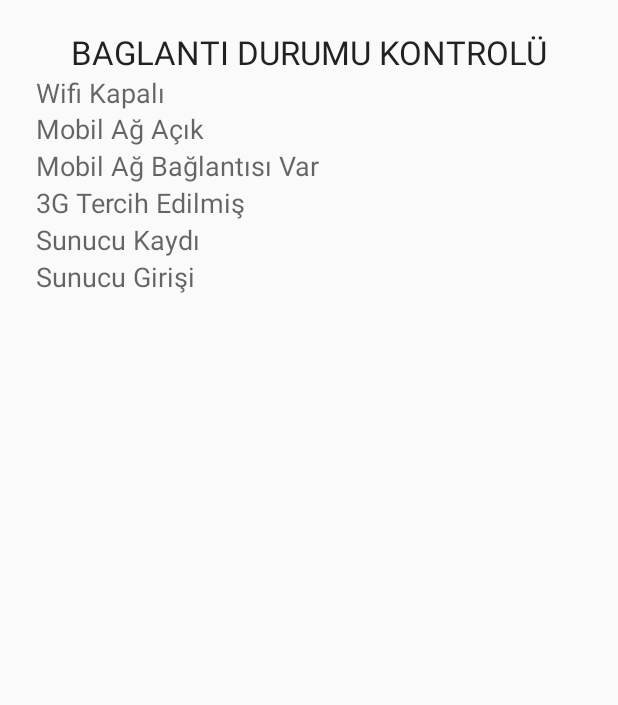
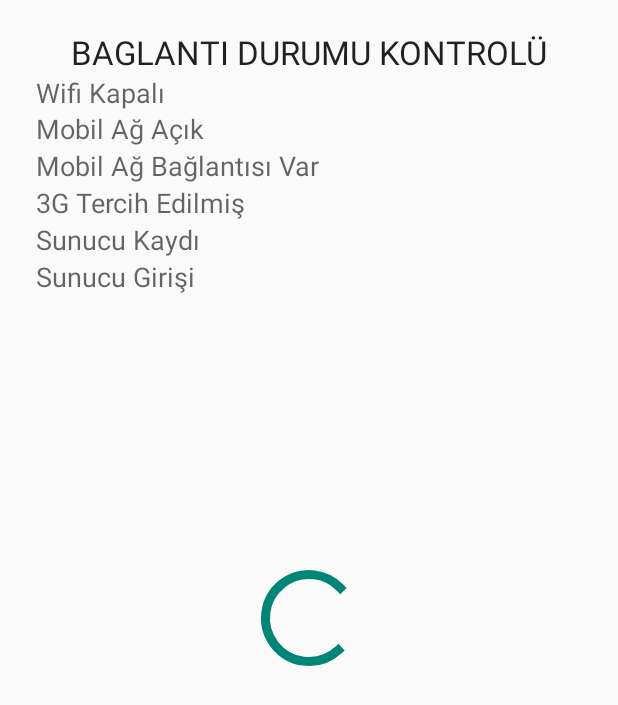
Before and after one commit to onurerden/mkFollowMe, an Android app: the Init2 screen opened directly, with no data from a screen before it, on a phone screen of 412 x 824 dp. Shown: the top 705 px of the screen. Run offline under Robolectric (Android 15) with nearby library versions, the phone set to English and light mode, and no system bars.

Commit message:
ideviceimpl -> hatalarda dönen değer -1 den -10 a çekildi. init -> Kullanıcı Adı girişi ekranı textbox getirildi init2 -> sunucu hataları fln olduğunda uygulama çakılmasın diye kontroller eklendi. bir de baştan başlama icin ontouchlistener eklendi (label) konuldu, ınit2 -> Progress bar değil de yuvarlak dönen var ya ondan eklendi MainActivity -> önceden endroute fm nullmu diye bakiyordu şimdi gidenveri sayacı >0 ise endroute çalışıyor, ayrıca başlangıçtaki koda init sonrasında init2 eklendi.

```diff
--- a/app/src/main/java/com/belbim/kopter/followme/IDeviceServerImpl.java
+++ b/app/src/main/java/com/belbim/kopter/followme/IDeviceServerImpl.java
@@ -87,7 +87,7 @@ public class IDeviceServerImpl extends HttpConnectionProvider implements IDevice
             return Integer.valueOf(execute.get());
         } catch (Exception e) {
             e.printStackTrace();
-            return -1;
+            return -10;
         }
     }
 
--- a/app/src/main/java/com/belbim/kopter/followme/Init.java
+++ b/app/src/main/java/com/belbim/kopter/followme/Init.java
@@ -15,6 +15,7 @@ public class Init extends Activity {
         setContentView(R.layout.activity_init);
         sp =new SharedPrefBilgisi(this);
         etKullaniciAdi = (EditText) findViewById(R.id.etKullaniciAdi1);
+        etKullaniciAdi.setText(sp.kullaniciAdiGetir());
     }
 
     public void kaydetKullanici(View view){
--- a/app/src/main/java/com/belbim/kopter/followme/Init2.java
+++ b/app/src/main/java/com/belbim/kopter/followme/Init2.java
@@ -1,20 +1,23 @@
 package com.belbim.kopter.followme;
 
 import android.accounts.Account;
+import android.app.Activity;
 import android.content.BroadcastReceiver;
 import android.content.Context;
 import android.content.Intent;
 import android.content.IntentFilter;
-import android.app.Activity;
 import android.net.ConnectivityManager;
 import android.net.NetworkInfo;
 import android.os.Bundle;
 import android.os.Handler;
 import android.provider.Settings;
 import android.telephony.TelephonyManager;
+import android.view.MotionEvent;
 import android.view.View;
 import android.widget.Button;
 import android.widget.ImageView;
+import android.widget.ProgressBar;
+import android.widget.TextView;
 
 
 public class Init2 extends Activity {
@@ -25,7 +28,11 @@ public class Init2 extends Activity {
     ImageView ivMobileEdgeOr3g;
     ImageView ivServerKayit;
     ImageView ivServerDokunus;
+    View parametreAyarLayout;
     Button button;
+    TextView tvLabel;
+    ProgressBar pb;
+
     SharedPrefBilgisi sp;
     int registerDeviceState;
     IDeviceServerImpl ids;
@@ -40,6 +47,7 @@ public class Init2 extends Activity {
         super.onCreate(savedInstanceState);
         setContentView(R.layout.activity_init2);
         sp=new SharedPrefBilgisi(Init2.this);
+        pb = (ProgressBar) findViewById(R.id.progressBar);
 
 
         jp = new JSONProvider<>();
@@ -49,12 +57,15 @@ public class Init2 extends Activity {
         ids = new IDeviceServerImpl();
         androidID = Settings.Secure.getString(this.getContentResolver(), Settings.Secure.ANDROID_ID);
 
+        parametreAyarLayout= findViewById(R.id.parametreAyarLayout);
         ivWifi = (ImageView) findViewById(R.id.ivWifi);
         ivMobilAg = (ImageView) findViewById(R.id.ivMobilAg);
         ivMobilAgBaglanti = (ImageView) findViewById(R.id.ivMobilAgBaglanti);
         ivMobileEdgeOr3g = (ImageView) findViewById(R.id.ivMobileEdgeOr3G);
         ivServerKayit = (ImageView) findViewById(R.id.ivServerKayit);
         ivServerDokunus = (ImageView) findViewById(R.id.ivDokunus);
+        tvLabel= (TextView) findViewById(R.id.tvLabel);
+
 
         filters = new IntentFilter();
         filters.addAction(ConnectivityManager.CONNECTIVITY_ACTION);
@@ -63,12 +74,15 @@ public class Init2 extends Activity {
     protected void onPause(){
         super.onPause();
         super.unregisterReceiver(mBroadcastReceiver);
+        tvLabel.setVisibility(View.VISIBLE);
     }
 
 
     protected void onResume(){
         super.onResume();
         super.registerReceiver(mBroadcastReceiver, filters);
+        parametreAyarLayout.setOnTouchListener(mOnTouchListener);
+        tvLabel.setVisibility(View.INVISIBLE);
     }
 
     public void devamEt(View view) {
@@ -83,8 +97,17 @@ public class Init2 extends Activity {
         }
     };
 
+    View.OnTouchListener mOnTouchListener = new View.OnTouchListener(){
+        @Override
+        public boolean onTouch(View v, MotionEvent event) {
+            ekranKontrolleriniAyarla();
+            return true;
+        }
+    };
+
     public void ekranKontrolleriniAyarla(){
-
+        tvLabel.setVisibility(View.INVISIBLE);
+        pb.setProgress(0);
         ConnectivityManager cnnMgr = (ConnectivityManager)this.getSystemService((this.CONNECTIVITY_SERVICE));
 
         NetworkInfo wifiInfo = cnnMgr.getNetworkInfo(ConnectivityManager.TYPE_WIFI);
@@ -120,8 +143,6 @@ public class Init2 extends Activity {
                 case -3:
                     ivServerDokunus.setImageResource(R.drawable.cross);
                     ivServerKayit.setImageResource(R.drawable.cross);
-                    Alarm alarm = new Alarm("Sunucu Bağlantı", "Cihaz Kaydı Yok, \r\n Kayıt işlemi deneniyor", "", "TAMAM :)", "");
-                    alarm.showAlarm(Init2.this);
 
                     registerDeviceState = ids.registerDevice(androidID, sp.kullaniciAdiGetir(), DeviceType.MOBILE_DEVICE.getCode());
                     if (registerDeviceState < -1) {
@@ -163,14 +184,20 @@ public class Init2 extends Activity {
         else {
             if ((mobileInfo.isConnected() || wifiInfo.isConnected())&& InitInfo.getInstance().getMkSession().getDeviceId()>-1 ){
                 button.setVisibility(View.VISIBLE);
+                pb.setProgress(100);
               //  devamEt(button);
             }
             else {
                 button.setVisibility(View.INVISIBLE);
-                Alarm wifiAyarAlarm = new Alarm(" Mobil Ağ Bağlantı", "Lütfen Mobil ağ bağlantınızı kontrol ediniz", "", "TAMAM","");
+                Alarm wifiAyarAlarm = new Alarm(" HATA!!!", "Bağlantı Yok yada Sunucudan Düzgün Yanıt Alınamadı,\r\n Uygulama Geliştirici ile irtibat kurunuz.", "", "TAMAM:(","");
                 wifiAyarAlarm.showAlarm(Init2.this);
+                tvLabel.setVisibility(View.VISIBLE);
+                pb.setVisibility(View.INVISIBLE);
             }
         }
 
     }
+
+
+
 }
--- a/app/src/main/java/com/belbim/kopter/followme/MKSession.java
+++ b/app/src/main/java/com/belbim/kopter/followme/MKSession.java
@@ -6,7 +6,7 @@ import java.sql.Timestamp;
  * @author oerden
  */
 public class MKSession {
-    private int deviceId;
+    private int deviceId=-3;
     private int sessionId;
     private Timestamp time;
     private DeviceType mDeviceType;
--- a/app/src/main/java/com/belbim/kopter/followme/OperationConfig.java
+++ b/app/src/main/java/com/belbim/kopter/followme/OperationConfig.java
@@ -7,7 +7,7 @@ public  class OperationConfig {
 
     public static enum JsonActionList {
         touchServer("/mkWS/TouchServer"),
-        registerDevice("/mkWS/registerDevice"),
+        registerDevice("/mkWS/RegisterDevice"),
         sendStatus("/mkWS/SendStatus"),
         getTask("/mkWS/getTask"),
         sendFollowMeData("/mkWS/SendFollowMeData"),
--- a/app/src/main/res/layout/activity_init2.xml
+++ b/app/src/main/res/layout/activity_init2.xml
@@ -33,14 +33,13 @@
 
     <TableLayout
         android:layout_width="fill_parent"
-        android:layout_height="fill_parent"
+        android:layout_height="wrap_content"
         android:layout_below="@+id/tvlbl"
         android:layout_alignRight="@+id/tvlbl"
         android:layout_alignEnd="@+id/tvlbl"
         android:layout_alignLeft="@+id/tvlbl"
         android:layout_alignStart="@+id/tvlbl"
-        android:id="@+id/tableLayout"
-        android:layout_above="@+id/button">
+        android:id="@+id/tableLayout">
 
         <TableRow
             android:layout_width="fill_parent"
@@ -193,4 +192,25 @@
         </TableRow>
 
     </TableLayout>
+
+    <TextView
+        android:layout_width="wrap_content"
+        android:layout_height="wrap_content"
+        android:textAppearance="?android:attr/textAppearanceMedium"
+        android:text="Tekrar başlamak için dokunun!"
+        android:id="@+id/tvLabel"
+        android:layout_centerHorizontal="true"
+        android:layout_above="@+id/button" />
+
+    <ProgressBar
+        style="?android:attr/progressBarStyleLarge"
+        android:layout_width="wrap_content"
+        android:layout_height="wrap_content"
+        android:id="@+id/progressBar"
+        android:layout_centerVertical="true"
+        android:layout_centerHorizontal="true"
+        android:max="100"
+        android:indeterminate="false"
+        android:progress="50" />
+
 </RelativeLayout>
```
Also changed, not shown: app/src/main/java/com/belbim/kopter/followme/MainActivity.java (+5 -2 lines).
